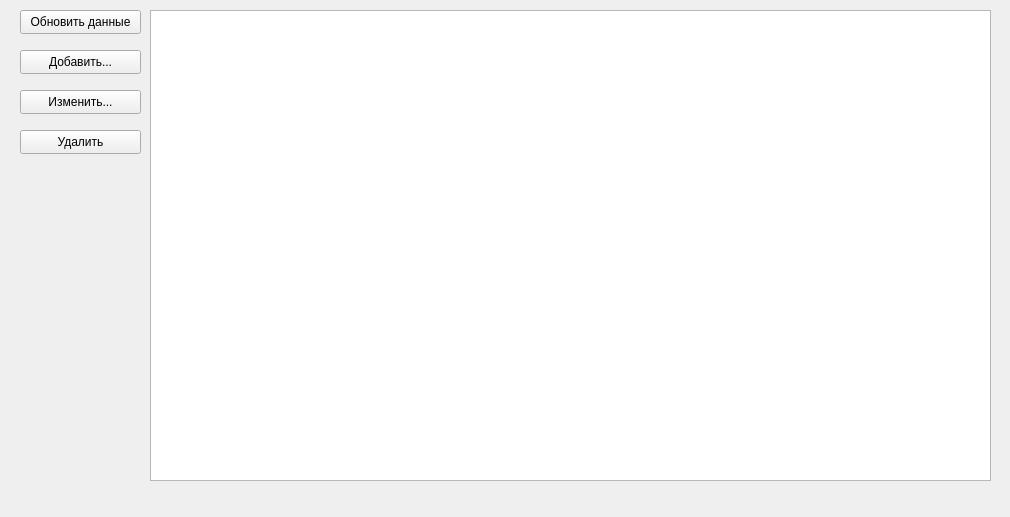
Old version of the form reports.ui in the repository shrimpwhat/student-researches.
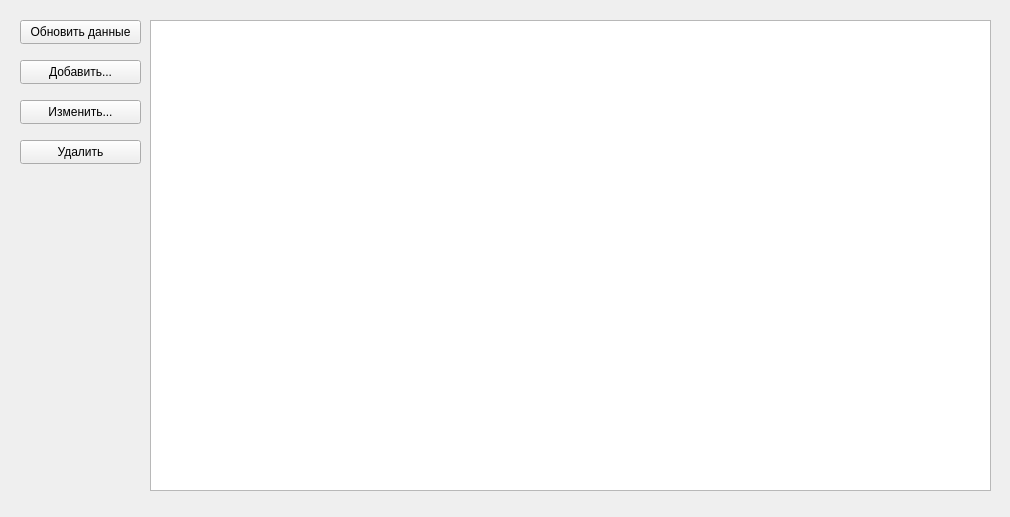
New version of the form.

Patch:
```diff
--- a/reports.ui
+++ b/reports.ui
@@ -17,7 +17,7 @@
    <property name="geometry">
     <rect>
      <x>20</x>
-     <y>90</y>
+     <y>100</y>
      <width>121</width>
      <height>24</height>
     </rect>
@@ -30,7 +30,7 @@
    <property name="geometry">
     <rect>
      <x>20</x>
-     <y>50</y>
+     <y>60</y>
      <width>121</width>
      <height>24</height>
     </rect>
@@ -43,7 +43,7 @@
    <property name="geometry">
     <rect>
      <x>150</x>
-     <y>10</y>
+     <y>20</y>
      <width>841</width>
      <height>471</height>
     </rect>
@@ -86,7 +86,7 @@
    <property name="geometry">
     <rect>
      <x>20</x>
-     <y>130</y>
+     <y>140</y>
      <width>121</width>
      <height>24</height>
     </rect>
@@ -99,7 +99,7 @@
    <property name="geometry">
     <rect>
      <x>20</x>
-     <y>10</y>
+     <y>20</y>
      <width>121</width>
      <height>24</height>
     </rect>
```
